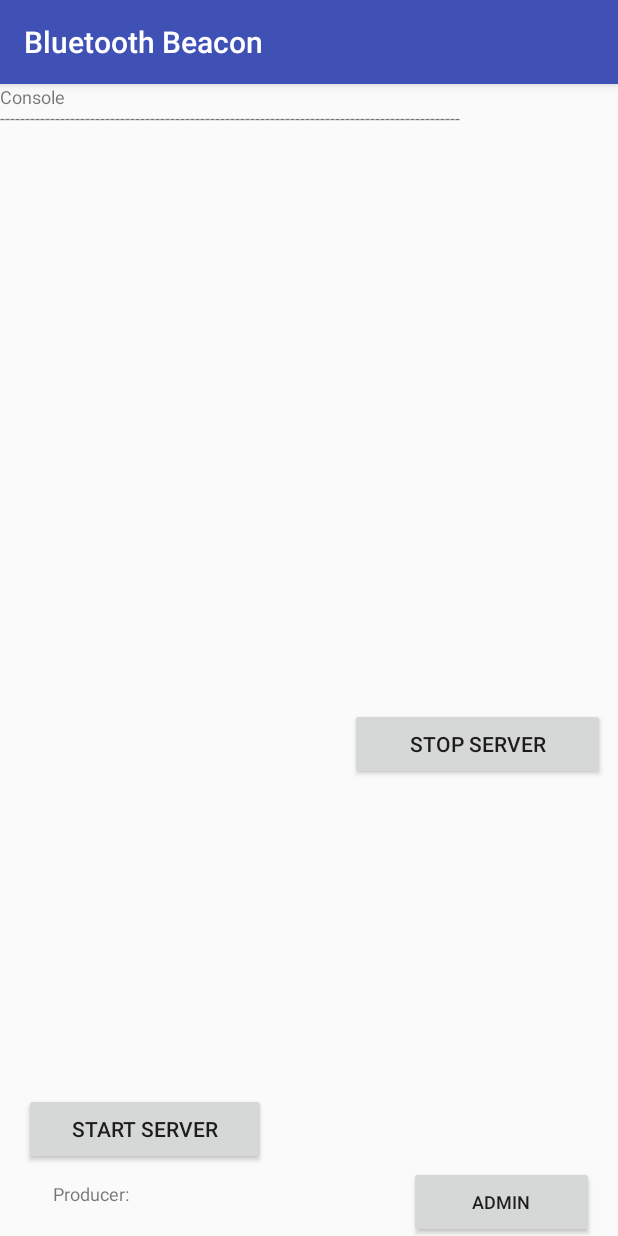
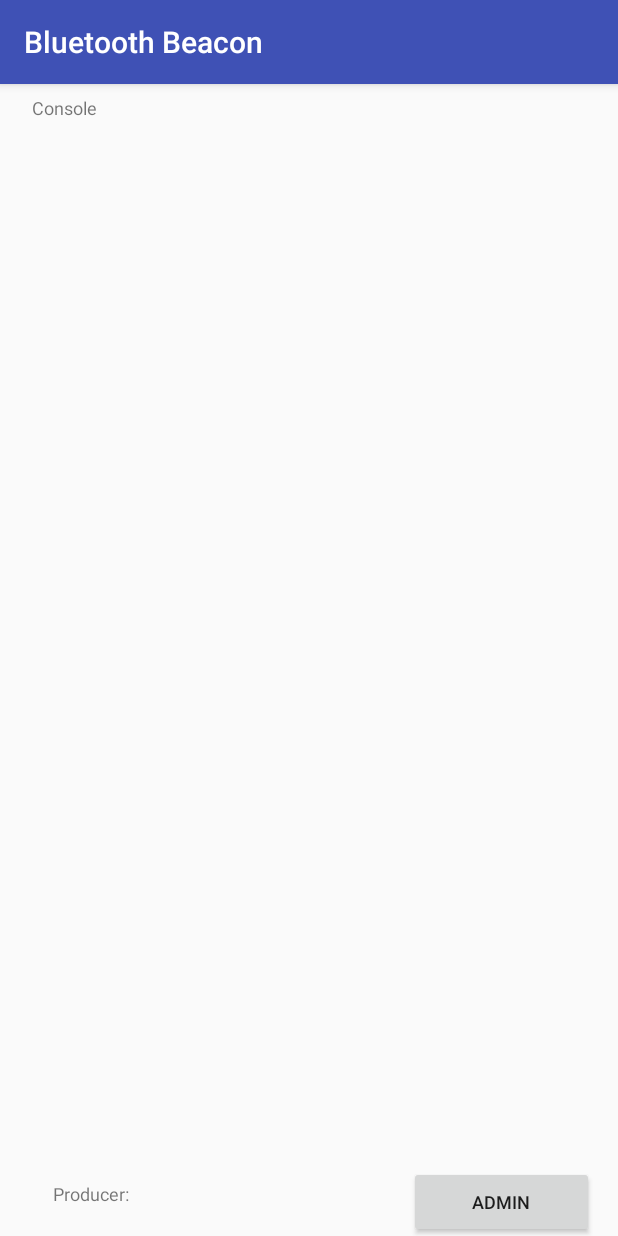
Before and after one commit to SwinburneBlockchain/BluetoothBeacon, an Android app: the screen it shows after launch (MainActivity), on a phone screen of 412 x 824 dp. Run offline under Robolectric (Android 15) with nearby library versions, the phone set to English and light mode, and no system bars; 1 statement that could not run was skipped.

```diff
--- a/app/src/main/java/com/swinblockchain/bluetoothbeacon/Controller/BluetoothMessaging.java
+++ /dev/null
@@ -1,53 +0,0 @@
-package com.swinblockchain.bluetoothbeacon.Controller;
-
-import android.bluetooth.BluetoothAdapter;
-import android.widget.ArrayAdapter;
-import android.widget.Button;
-import android.widget.EditText;
-import android.widget.ListView;
-
-/**
- * Created by John on 13/10/2017.
- */
-
-public class BluetoothMessaging {
-
-    private static final String TAG = "BluetoothChatFragment";
-
-    // Intent request codes
-    private static final int REQUEST_CONNECT_DEVICE_SECURE = 1;
-    private static final int REQUEST_CONNECT_DEVICE_INSECURE = 2;
-    private static final int REQUEST_ENABLE_BT = 3;
-
-    // Layout Views
-    private ListView mConversationView;
-    private EditText mOutEditText;
-    private Button mSendButton;
-
-    /**
-     * Name of the connected device
-     */
-    private String mConnectedDeviceName = null;
-
-    /**
-     * Array adapter for the conversation thread
-     */
-    private ArrayAdapter<String> mConversationArrayAdapter;
-
-    /**
-     * String buffer for outgoing messages
-     */
-    private StringBuffer mOutStringBuffer;
-
-    /**
-     * Local Bluetooth adapter
-     */
-    private BluetoothAdapter mBluetoothAdapter = null;
-
-    /**
-     * Member object for the chat services
-     */
-    private BluetoothManager mChatService = null;
-
-
-}
--- a/app/src/main/java/com/swinblockchain/bluetoothbeacon/UI/MainActivity.java
+++ b/app/src/main/java/com/swinblockchain/bluetoothbeacon/UI/MainActivity.java
@@ -7,15 +7,18 @@ import android.view.View;
 import android.widget.TextView;
 
 import com.swinblockchain.bluetoothbeacon.Controller.BluetoothManager;
-import com.swinblockchain.bluetoothbeacon.Controller.BluetoothMessaging;
 import com.swinblockchain.bluetoothbeacon.Controller.Console;
 import com.swinblockchain.bluetoothbeacon.R;
+
+import java.util.UUID;
 
 public class MainActivity extends AppCompatActivity {
 
     Console console;
     TextView producerName;
 
+    public static final UUID MY_UUID = UUID.fromString("fa87c0d0-afac-11de-8a39-0800200c9a66");
+    public static final String NAME = "ProductChain";
 
     @Override
     protected void onCreate(Bundle savedInstanceState) {
@@ -39,11 +42,12 @@ public class MainActivity extends AppCompatActivity {
 
         //byte[] signature = console.signMessage(console.getProducerList().get(0).getPrivKey(), console.getProducerList().get(0).getPubKey());
 
-        initiateBluetooth();
+        BluetoothManager bt = new BluetoothManager(console, NAME, MY_UUID);
+        bt.startBluetoothServer();
     }
 
     private void initiateBluetooth() {
-        BluetoothMessaging btMsg = new BluetoothMessaging();
+
     }
 
     public void startAdmin(View view) {
--- a/app/src/main/res/layout/activity_main.xml
+++ b/app/src/main/res/layout/activity_main.xml
@@ -6,40 +6,17 @@
     android:layout_height="match_parent"
     tools:context="com.swinblockchain.bluetoothbeacon.UI.MainActivity">
 
-    <Button
-        android:id="@+id/startButton"
-        android:layout_width="161dp"
-        android:layout_height="48dp"
-        android:text="Start Server"
-        app:layout_constraintLeft_toLeftOf="parent"
-        app:layout_constraintBottom_toBottomOf="parent"
-        android:layout_marginBottom="47dp"
-        android:layout_marginLeft="16dp" />
-
-    <Button
-        android:id="@+id/stopButton"
-        android:layout_width="170dp"
-        android:layout_height="wrap_content"
-        android:text="Stop Server"
-        app:layout_constraintTop_toTopOf="parent"
-        app:layout_constraintRight_toRightOf="parent"
-        android:layout_marginTop="416dp"
-        app:layout_constraintLeft_toRightOf="@+id/startButton"
-        app:layout_constraintHorizontal_bias="0.864" />
-
     <TextView
         android:id="@+id/consoleWindow"
-        android:layout_width="wrap_content"
-        android:layout_height="wrap_content"
-        android:text="Console\n--------------------------------------------------------------------------------------------\n"
+        android:layout_width="370dp"
+        android:layout_height="456dp"
+        android:layout_marginTop="7dp"
+        android:text="Console\n"
         android:textAlignment="viewStart"
         android:textSize="12sp"
-        app:layout_constraintBottom_toTopOf="@+id/startButton"
-        app:layout_constraintHorizontal_bias="0.0"
         app:layout_constraintLeft_toLeftOf="parent"
         app:layout_constraintRight_toRightOf="parent"
-        app:layout_constraintTop_toTopOf="parent"
-        app:layout_constraintVertical_bias="0.0" />
+        app:layout_constraintTop_toTopOf="parent" />
 
     <TextView
         android:id="@+id/producerName"
@@ -51,8 +28,7 @@
         app:layout_constraintHorizontal_bias="0.695"
         app:layout_constraintLeft_toLeftOf="parent"
         app:layout_constraintRight_toLeftOf="@+id/adminButton"
-        app:layout_constraintTop_toBottomOf="@+id/startButton"
-        app:layout_constraintVertical_bias="0.611" />
+        android:layout_marginBottom="7dp" />
 
     <Button
         android:id="@+id/adminButton"
```
Also changed, not shown: app/src/main/java/com/swinblockchain/bluetoothbeacon/Controller/BluetoothManager.java (+86 -449 lines), app/src/main/java/com/swinblockchain/bluetoothbeacon/Controller/Console.java (+13 -3 lines).
